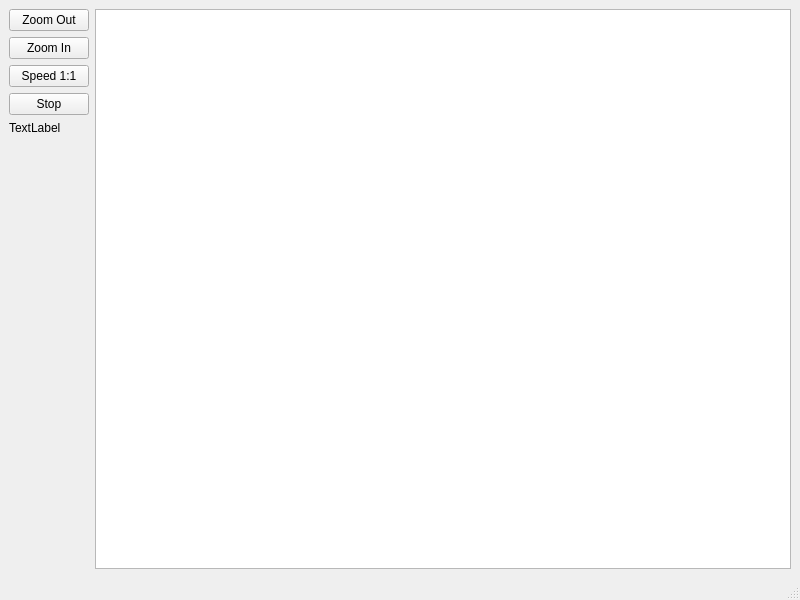
tomiju/ICP-BusTracker, file src/mainwindow.ui: the form before one commit.
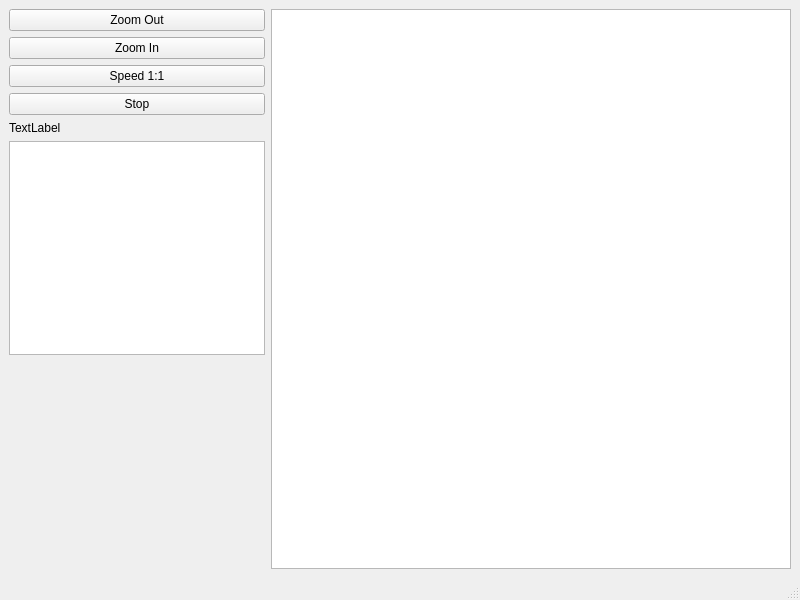
The form after the commit.

Patch:
```diff
--- a/src/mainwindow.ui
+++ b/src/mainwindow.ui
@@ -64,6 +64,16 @@
         </property>
        </widget>
       </item>
+      <item>
+       <widget class="QListWidget" name="listWidget">
+        <property name="sizePolicy">
+         <sizepolicy hsizetype="Minimum" vsizetype="Expanding">
+          <horstretch>0</horstretch>
+          <verstretch>0</verstretch>
+         </sizepolicy>
+        </property>
+       </widget>
+      </item>
       <item>
        <spacer name="verticalSpacer">
         <property name="orientation">
```
